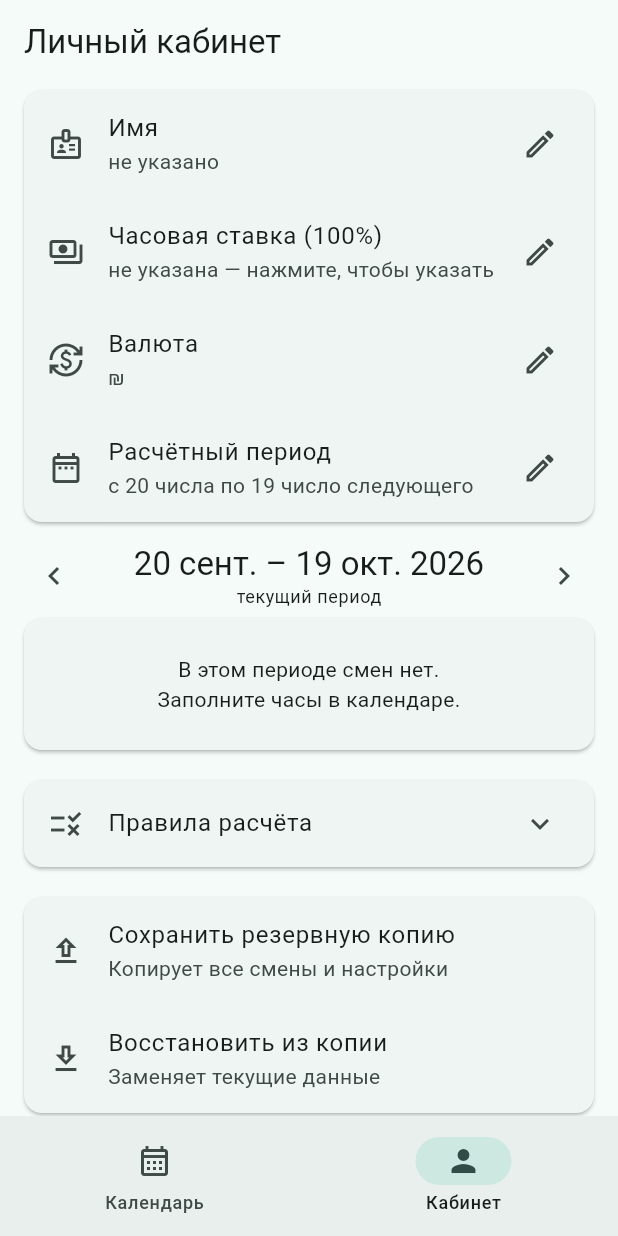
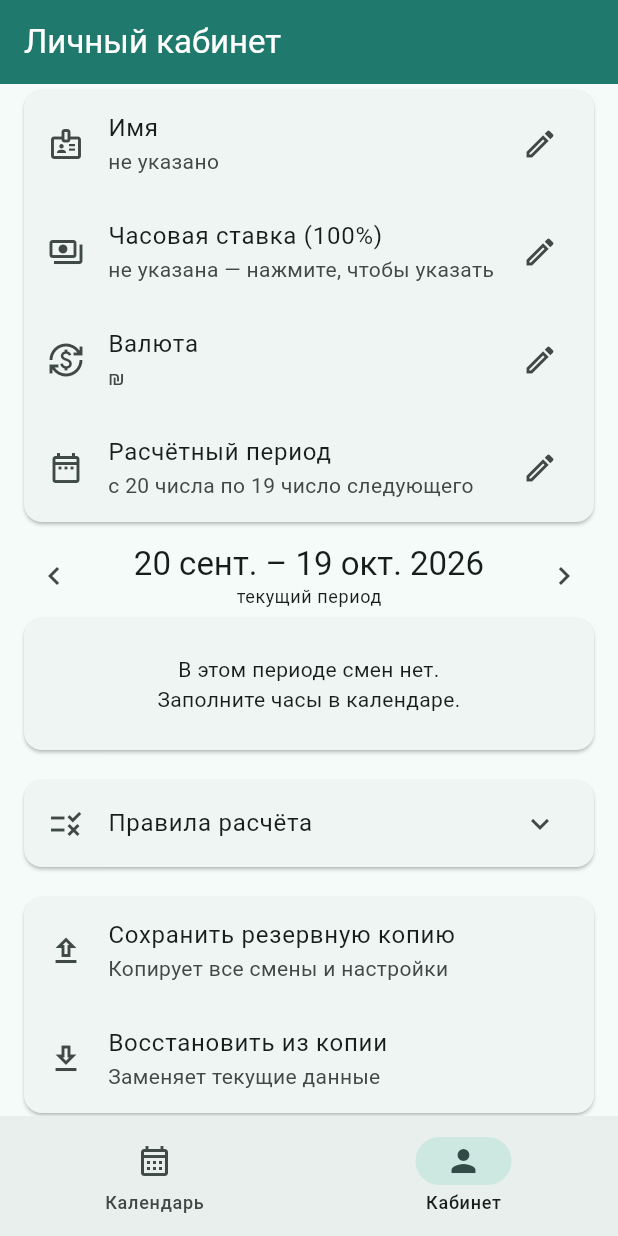
Before and after one commit to Virusnyashka/flex, a Flutter app: the screen it shows after launch, item 2 of the bottom bar chosen, on a phone screen of 412 x 824 dp. Run offline on Flutter 3.47's test engine with Material 3 defaults, Android fonts, the phone set to English and light mode, and no system bars; our stand-ins replace shared_preferences.

Commit message:
Шапка в цвет строки состояния iPhone
В светлой теме шапка бирюзовая (белые часы iPhone видны), шапка
не меняет цвет при прокрутке — нет шва со строкой состояния.

Co-Authored-By: Claude Opus 5.5 <noreply@anthropic.com>

```diff
--- a/lib/main.dart
+++ b/lib/main.dart
@@ -27,11 +27,23 @@ class SalaryApp extends StatelessWidget {
       locale: const Locale('ru'),
       supportedLocales: const [Locale('ru')],
       localizationsDelegates: GlobalMaterialLocalizations.delegates,
-      theme: ThemeData(colorSchemeSeed: seed, useMaterial3: true),
+      // Шапка не меняет цвет при прокрутке — на iPhone она сливается
+      // со строкой состояния (см. web/index.html). В светлой теме шапка
+      // бирюзовая: часы iPhone над ней белые и иначе не были бы видны.
+      theme: ThemeData(
+        colorSchemeSeed: seed,
+        useMaterial3: true,
+        appBarTheme: const AppBarTheme(
+          backgroundColor: seed,
+          foregroundColor: Colors.white,
+          scrolledUnderElevation: 0,
+        ),
+      ),
       darkTheme: ThemeData(
         colorSchemeSeed: seed,
         brightness: Brightness.dark,
         useMaterial3: true,
+        appBarTheme: const AppBarTheme(scrolledUnderElevation: 0),
       ),
       home: HomePage(store: store),
     );
```
Also changed, not shown: 1 other file.
